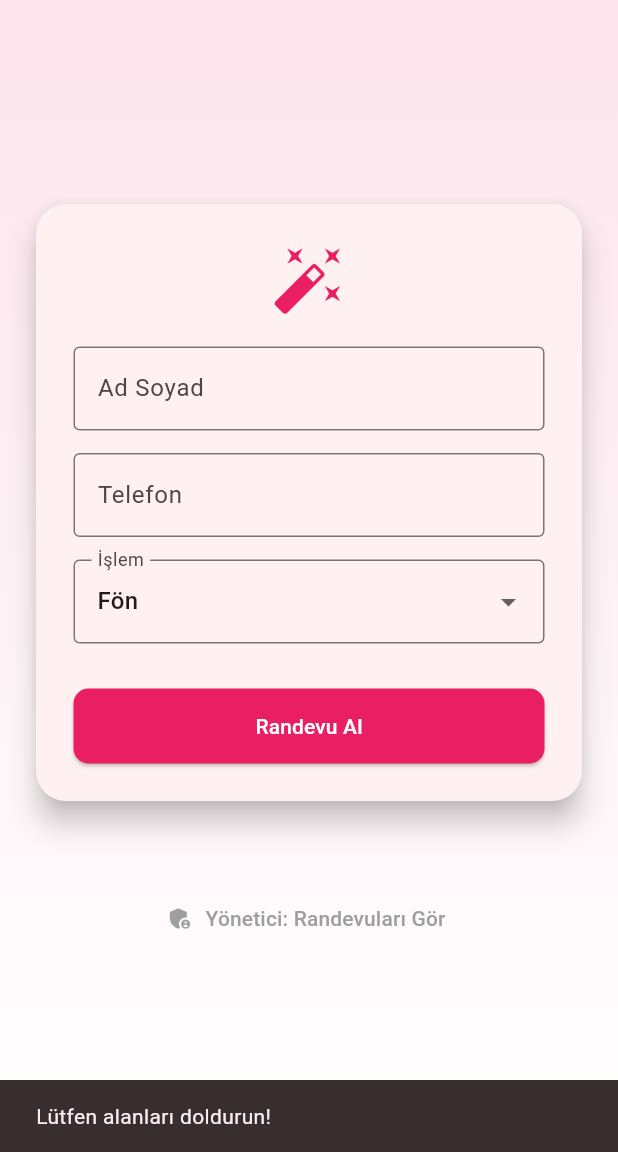
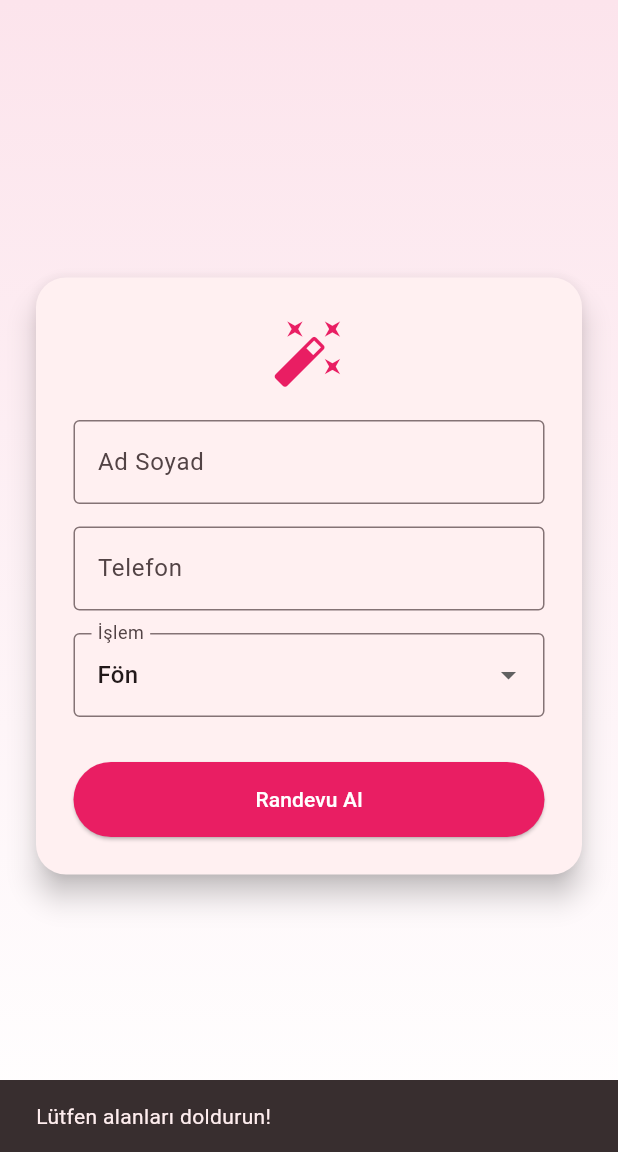
Before and after one commit to orhan504-collab/Deneme, a Flutter app: the screen it shows after launch, after a tap on "Randevu Al", on a phone screen of 412 x 824 dp, the part 84-1236 px from its top. Run offline on Flutter 3.47's test engine with Material 3 defaults, Android fonts, the phone set to English and light mode, and no system bars; our stand-ins replace supabase_flutter; accounts and stored records are empty.

Commit message:
Update main.dart

```diff
--- a/lib/main.dart
+++ b/lib/main.dart
@@ -3,28 +3,21 @@ import 'package:supabase_flutter/supabase_flutter.dart';
 
 void main() async {
   WidgetsFlutterBinding.ensureInitialized();
-
-  // URL ve Anon Key ikilisi
   await Supabase.initialize(
     url: 'https://cyhrdhttgtdbgwlbtbnw.supabase.co',
     anonKey: 'sb_publishable_LIOI2vJC5XPa0Jxd1VXEEg_lxkuJWRh',
   );
-
-  runApp(const RuyamApp());
+  runApp(const RuyamMusteriApp());
 }
 
-class RuyamApp extends StatelessWidget {
-  const RuyamApp({super.key});
-
+class RuyamMusteriApp extends StatelessWidget {
+  const RuyamMusteriApp({super.key});
   @override
   Widget build(BuildContext context) {
     return MaterialApp(
       debugShowCheckedModeBanner: false,
       title: 'Rüyam Exclusive',
-      theme: ThemeData(
-        colorScheme: ColorScheme.fromSeed(seedColor: Colors.pink),
-        useMaterial3: true,
-      ),
+      theme: ThemeData(colorScheme: ColorScheme.fromSeed(seedColor: Colors.pink), useMaterial3: true),
       home: const RandevuSayfasi(),
     );
   }
@@ -32,7 +25,6 @@ class RuyamApp extends StatelessWidget {
 
 class RandevuSayfasi extends StatefulWidget {
   const RandevuSayfasi({super.key});
-
   @override
   State<RandevuSayfasi> createState() => _RandevuSayfasiState();
 }
@@ -44,62 +36,34 @@ class _RandevuSayfasiState extends State<RandevuSayfasi> {
 
   Future<void> randevuKaydet() async {
     if (_adController.text.isEmpty || _telController.text.isEmpty) {
-      ScaffoldMessenger.of(context).showSnackBar(
-        const SnackBar(content: Text('Lütfen alanları doldurun!')),
-      );
+      ScaffoldMessenger.of(context).showSnackBar(const SnackBar(content: Text('Lütfen alanları doldurun!')));
       return;
     }
-
     try {
-      // DİKKAT: 'Islem' olarak güncellediğin sütun adı burada kullanıldı
       await Supabase.instance.client.from('RuyamDB').insert({
         'Ad': _adController.text,
         'Tel': _telController.text,
-        'Islem': _secilenIslem, // Burayı 'Islem' yaptık
+        'Islem': _secilenIslem,
       });
-
       if (!mounted) return;
-      ScaffoldMessenger.of(context).showSnackBar(
-        const SnackBar(
-          content: Text('Randevunuz Başarıyla Alındı! ✅'),
-          backgroundColor: Colors.green,
-        ),
-      );
-      _adController.clear();
-      _telController.clear();
+      ScaffoldMessenger.of(context).showSnackBar(const SnackBar(content: Text('Randevunuz Başarıyla Alındı! ✅'), backgroundColor: Colors.green));
+      _adController.clear(); _telController.clear();
     } catch (e) {
       if (!mounted) return;
-      ScaffoldMessenger.of(context).showSnackBar(
-        SnackBar(
-          content: Text('Hata: $e'),
-          backgroundColor: Colors.red,
-        ),
-      );
+      ScaffoldMessenger.of(context).showSnackBar(SnackBar(content: Text('Hata: $e'), backgroundColor: Colors.red));
     }
   }
 
   @override
   Widget build(BuildContext context) {
     return Scaffold(
-      appBar: AppBar(
-        title: const Text('Rüyam Exclusive'),
-        backgroundColor: Colors.pink.shade100,
-        centerTitle: true,
-      ),
+      appBar: AppBar(title: const Text('Rüyam Exclusive'), backgroundColor: Colors.pink.shade100, centerTitle: true),
       body: Container(
-        decoration: BoxDecoration(
-          gradient: LinearGradient(
-            begin: Alignment.topCenter,
-            end: Alignment.bottomCenter,
-            colors: [Colors.pink.shade50, Colors.white],
-          ),
-        ),
+        decoration: BoxDecoration(gradient: LinearGradient(begin: Alignment.topCenter, end: Alignment.bottomCenter, colors: [Colors.pink.shade50, Colors.white])),
         child: Center(
           child: SingleChildScrollView(
             padding: const EdgeInsets.all(20.0),
-            child: Column(
-              children: [
-                Card(
+            child: Card(
               elevation: 8,
               shape: RoundedRectangleBorder(borderRadius: BorderRadius.circular(20)),
               child: Padding(
@@ -109,16 +73,9 @@ class _RandevuSayfasiState extends State<RandevuSayfasi> {
                   children: [
                     const Icon(Icons.auto_fix_high, size: 50, color: Colors.pink),
                     const SizedBox(height: 20),
-                        TextField(
-                          controller: _adController,
-                          decoration: const InputDecoration(labelText: 'Ad Soyad', border: OutlineInputBorder()),
-                        ),
+                    TextField(controller: _adController, decoration: const InputDecoration(labelText: 'Ad Soyad', border: OutlineInputBorder())),
                     const SizedBox(height: 15),
-                        TextField(
-                          controller: _telController,
-                          decoration: const InputDecoration(labelText: 'Telefon', border: OutlineInputBorder()),
-                          keyboardType: TextInputType.phone,
-                        ),
+                    TextField(controller: _telController, decoration: const InputDecoration(labelText: 'Telefon', border: OutlineInputBorder()), keyboardType: TextInputType.phone),
                     const SizedBox(height: 15),
                     DropdownButtonFormField<String>(
                       value: _secilenIslem,
@@ -129,26 +86,12 @@ class _RandevuSayfasiState extends State<RandevuSayfasi> {
                     const SizedBox(height: 30),
                     ElevatedButton(
                       onPressed: randevuKaydet,
-                          style: ElevatedButton.styleFrom(
-                            backgroundColor: Colors.pink,
-                            minimumSize: const Size(double.infinity, 50),
-                            shape: RoundedRectangleBorder(borderRadius: BorderRadius.circular(10)),
-                          ),
+                      style: ElevatedButton.styleFrom(backgroundColor: Colors.pink, minimumSize: const Size(double.infinity, 50)),
                       child: const Text('Randevu Al', style: TextStyle(color: Colors.white)),
                     ),
                   ],
                 ),
               ),
-                ),
-                const SizedBox(height: 50),
-                TextButton.icon(
-                  onPressed: () {
-                    Navigator.push(context, MaterialPageRoute(builder: (context) => const AdminPaneli()));
-                  },
-                  icon: const Icon(Icons.admin_panel_settings, color: Colors.grey),
-                  label: const Text('Yönetici: Randevuları Gör', style: TextStyle(color: Colors.grey)),
-                ),
-              ],
             ),
           ),
         ),
@@ -156,32 +99,3 @@ class _RandevuSayfasiState extends State<RandevuSayfasi> {
     );
   }
 }
-
-class AdminPaneli extends StatelessWidget {
-  const AdminPaneli({super.key});
-
-  @override
-  Widget build(BuildContext context) {
-    return Scaffold(
-      appBar: AppBar(title: const Text('Gelen Randevular'), backgroundColor: Colors.pink.shade100),
-      body: StreamBuilder(
-        stream: Supabase.instance.client.from('RuyamDB').stream(primaryKey: ['id']),
-        builder: (context, snapshot) {
-          if (!snapshot.hasData) return const Center(child: CircularProgressIndicator());
-          final list = snapshot.data!;
-          return ListView.builder(
-            itemCount: list.length,
-            itemBuilder: (context, i) => Card(
-              margin: const EdgeInsets.symmetric(horizontal: 10, vertical: 5),
-              child: ListTile(
-                leading: const CircleAvatar(backgroundColor: Colors.pink, child: Icon(Icons.person, color: Colors.white)),
-                title: Text(list[i]['Ad'] ?? 'İsimsiz'),
-                subtitle: Text("İşlem: ${list[i]['Islem']} \nTel: ${list[i]['Tel']}"), // Admin panelini de 'Islem' yaptık
-              ),
-            ),
-          );
-        },
-      ),
-    );
-  }
-}
```
Lines whose indentation alone changed are shown as unchanged.
